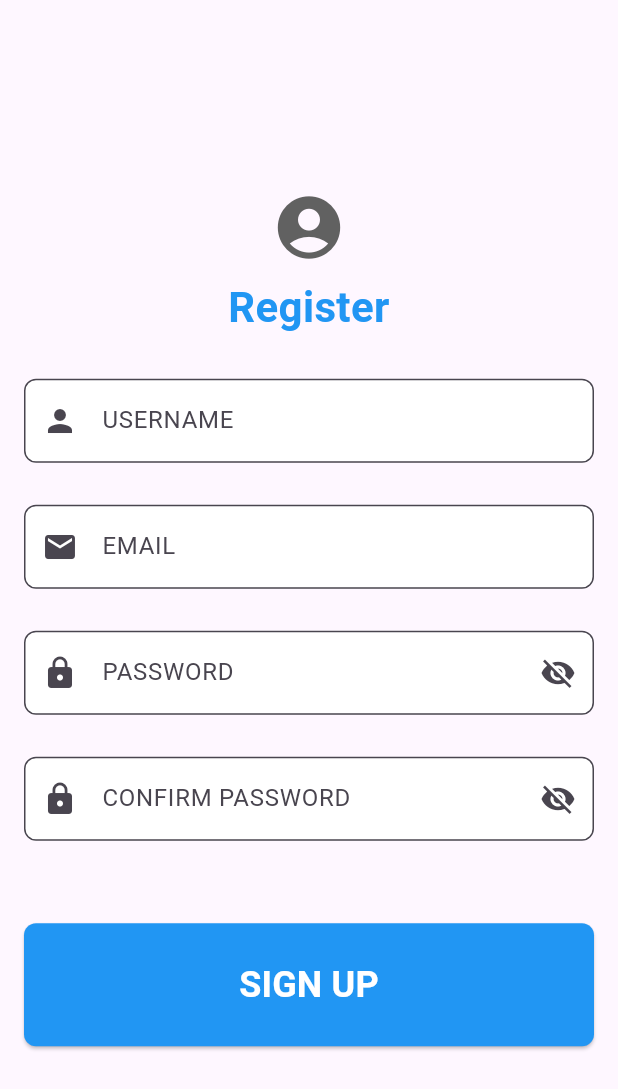
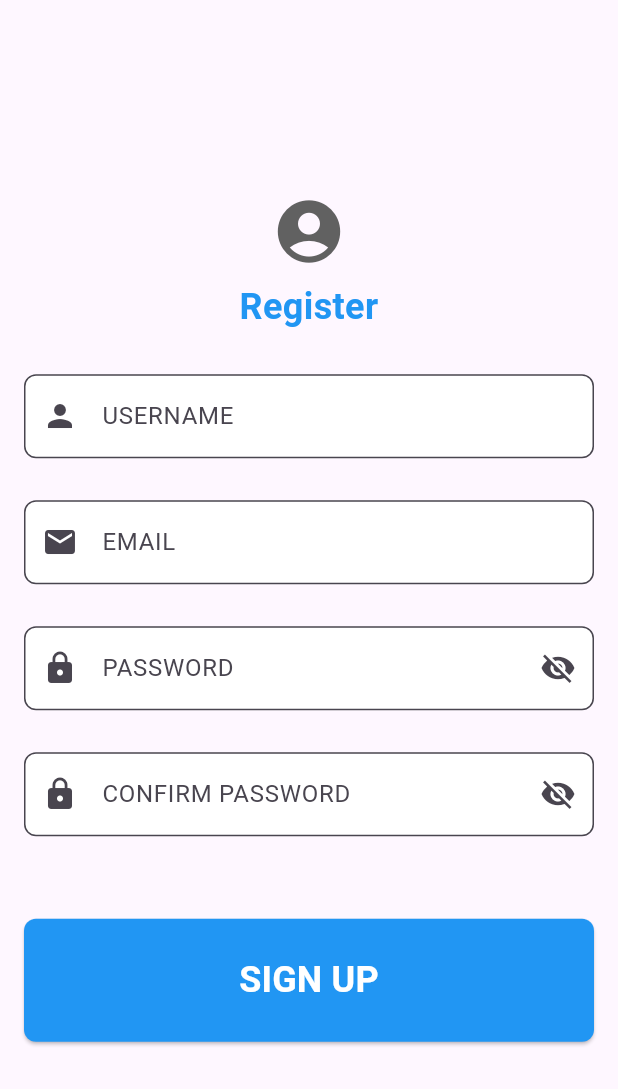
Before and after one commit to nguyenhoangviethung/Apartment-Management, a Flutter app: the screen it shows after launch, after a tap on "Sign up?", on a phone screen of 412 x 824 dp. Shown: the top 1089 px of the screen. Run offline on Flutter 3.47's test engine with Material 3 defaults, Android fonts, the phone set to English and light mode, and no system bars.

Commit message:
Update register.dart

```diff
--- a/frontend/lib/View/Authentication/register.dart
+++ b/frontend/lib/View/Authentication/register.dart
@@ -1,7 +1,20 @@
 import 'package:flutter/material.dart';
+import 'package:frontend/View/Authentication/login.dart';
 
 void main() {
-  runApp(const Register());
+  runApp(const MyApp());
+}
+
+class MyApp extends StatelessWidget {
+  const MyApp({super.key});
+
+  @override
+  Widget build(BuildContext context) {
+    return const MaterialApp(
+      debugShowCheckedModeBanner: false,
+      home: Register(),
+    );
+  }
 }
 
 class Register extends StatefulWidget {
@@ -20,9 +33,7 @@ class _RegisterState extends State<Register> {
 
   @override
   Widget build(BuildContext context) {
-    return MaterialApp(
-      debugShowCheckedModeBanner: false,
-      home: Scaffold(
+    return Scaffold(
       body: Container(
         child: Stack(
           children: [
@@ -37,7 +48,11 @@ class _RegisterState extends State<Register> {
                     SizedBox(height: 8),
                     const Text(
                       'Register',
-                        style: TextStyle(fontSize: 28, fontWeight: FontWeight.w600, color: Colors.blue),
+                      style: TextStyle(
+                        fontSize: 24,
+                        fontWeight: FontWeight.w600,
+                        color: Colors.blue,
+                      ),
                       textAlign: TextAlign.center,
                     ),
                     SizedBox(height: 28),
@@ -45,16 +60,13 @@ class _RegisterState extends State<Register> {
                     TextFormField(
                       controller: _username,
                       decoration: InputDecoration(
-                          labelText: 'USERNAME', // Label text hiển thị trên viền
-                          prefixIcon: Icon(Icons.person), // Icon cho trường username
+                        labelText: 'USERNAME',
+                        prefixIcon: Icon(Icons.person),
                         filled: true,
                         fillColor: Colors.white,
                         border: OutlineInputBorder(
                           borderRadius: BorderRadius.circular(8),
-                            borderSide: BorderSide(
-                              color: Colors.black,
-                              width: 2,
-                            ),
+                          borderSide: BorderSide(color: Colors.black, width: 2),
                         ),
                       ),
                     ),
@@ -63,35 +75,28 @@ class _RegisterState extends State<Register> {
                     TextFormField(
                       controller: _email,
                       decoration: InputDecoration(
-                          labelText: 'EMAIL', // Label text hiển thị trên viền
-                          prefixIcon: Icon(Icons.email), // Icon cho trường email
+                        labelText: 'EMAIL',
+                        prefixIcon: Icon(Icons.email),
                         filled: true,
                         fillColor: Colors.white,
                         border: OutlineInputBorder(
                           borderRadius: BorderRadius.circular(8),
-                            borderSide: BorderSide(
-                              color: Colors.black,
-                              width: 2,
-                            ),
+                          borderSide: BorderSide(color: Colors.black, width: 2),
                         ),
                       ),
                     ),
                     SizedBox(height: 28),
-                      // Password field with show/hide functionality
                     TextFormField(
                       controller: _password,
                       obscureText: !_showpass,
                       decoration: InputDecoration(
-                          labelText: 'PASSWORD', // Label text hiển thị trên viền
-                          prefixIcon: Icon(Icons.lock), // Icon cho trường password
+                        labelText: 'PASSWORD',
+                        prefixIcon: Icon(Icons.lock),
                         filled: true,
                         fillColor: Colors.white,
                         border: OutlineInputBorder(
                           borderRadius: BorderRadius.circular(8),
-                            borderSide: BorderSide(
-                              color: Colors.black,
-                              width: 2,
-                            ),
+                          borderSide: BorderSide(color: Colors.black, width: 2),
                         ),
                         suffixIcon: IconButton(
                           icon: Icon(
@@ -111,16 +116,13 @@ class _RegisterState extends State<Register> {
                       controller: _confirmpass,
                       obscureText: !_showpass,
                       decoration: InputDecoration(
-                          labelText: 'CONFIRM PASSWORD', // Label text hiển thị trên viền
-                          prefixIcon: Icon(Icons.lock), // Icon cho trường confirm password
+                        labelText: 'CONFIRM PASSWORD',
+                        prefixIcon: Icon(Icons.lock),
                         filled: true,
                         fillColor: Colors.white,
                         border: OutlineInputBorder(
                           borderRadius: BorderRadius.circular(8),
-                            borderSide: BorderSide(
-                              color: Colors.black,
-                              width: 2,
-                            ),
+                          borderSide: BorderSide(color: Colors.black, width: 2),
                         ),
                         suffixIcon: IconButton(
                           icon: Icon(
@@ -142,7 +144,7 @@ class _RegisterState extends State<Register> {
                         style: TextStyle(
                             fontSize: 24,
                             color: Colors.white,
-                              fontWeight: FontWeight.w600),
+                            fontWeight: FontWeight.bold),
                         textAlign: TextAlign.center,
                       ),
                       style: ElevatedButton.styleFrom(
@@ -153,7 +155,44 @@ class _RegisterState extends State<Register> {
                         ),
                       ),
                       onPressed: () {
-                          // Handle sign up logic
+                        showDialog(
+                          context: context,
+                          builder: (BuildContext context) {
+                            return AlertDialog(
+                              title: Center(
+                                child: Text('Success',
+                                style: TextStyle(fontSize: 24, fontWeight: FontWeight.w600,color: Colors.blue)),
+                              ),
+                              content: Column(
+                                mainAxisSize: MainAxisSize.min,
+                                children: [
+                                  Text(
+                                    'Register completed',
+
+                                    textAlign: TextAlign.center,
+                                  style: TextStyle(fontSize: 24, fontWeight: FontWeight.w600,color: Colors.blue),
+                                  ),
+                                ],
+                              ),
+                              actions: [
+                                Center(
+                                  child: TextButton(
+                                    child: Text('OK'),
+                                    onPressed: () {
+                                      Navigator.of(context).pop();
+                                      Navigator.pushReplacement(
+                                        context,
+                                        MaterialPageRoute(
+                                          builder: (context) => Login(),
+                                        ),
+                                      );
+                                    },
+                                  ),
+                                ),
+                              ],
+                            );
+                          },
+                        );
                       },
                     ),
                   ],
@@ -163,7 +202,6 @@ class _RegisterState extends State<Register> {
           ],
         ),
       ),
-      ),
     );
   }
 }
```
Lines whose indentation alone changed are shown as unchanged.
